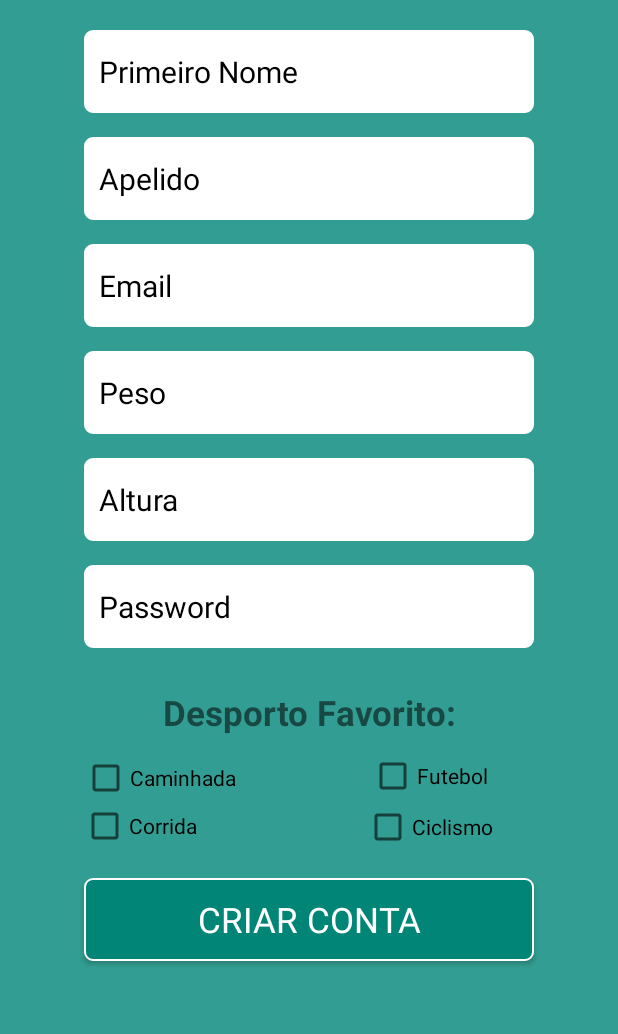
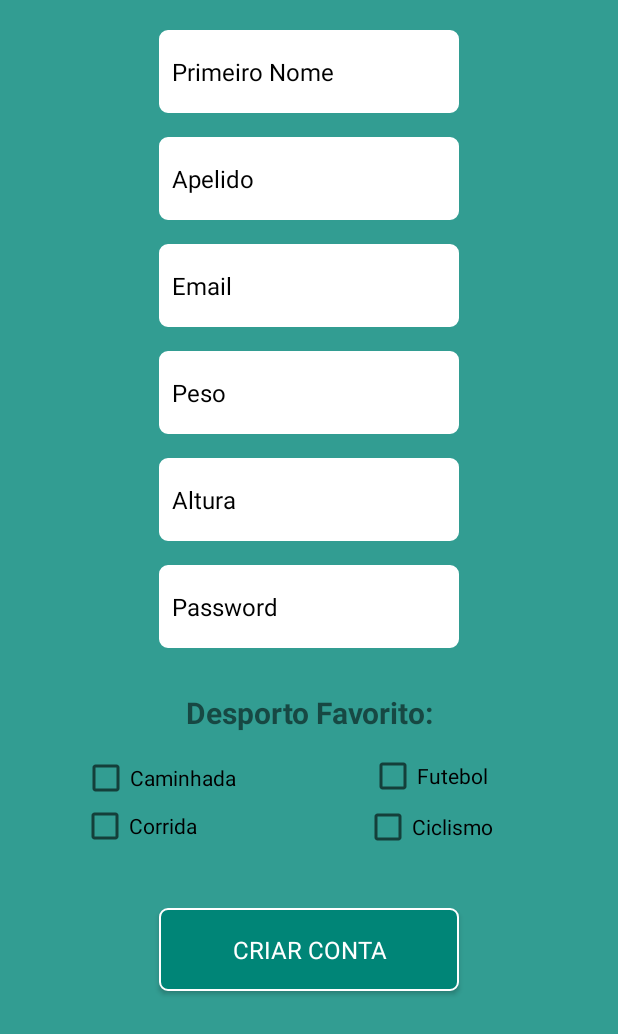
Before and after one commit to Badajaz/ActivityGO, an Android app: the SignUp screen opened directly, with no data from a screen before it, on a phone screen of 412 x 824 dp. Shown: the top 1034 px of the screen. Run offline under Robolectric (Android 15) with nearby library versions, the phone set to English and light mode, and no system bars.

Commit message:
Letter Size 16sp

```diff
--- a/androidProjects - copia/app/src/main/res/layout/activity_sign_up.xml
+++ b/androidProjects - copia/app/src/main/res/layout/activity_sign_up.xml
@@ -23,7 +23,7 @@
 
             <EditText
                 android:id="@+id/FirstNameText"
-                android:layout_width="300dp"
+                android:layout_width="200dp"
                 android:layout_height="55dp"
                 android:layout_marginStart="0dp"
                 android:layout_marginTop="20dp"
@@ -32,14 +32,14 @@
                 android:fontFamily="sans-serif"
                 android:hint="@string/FirstNameText"
                 android:inputType="textPersonName"
-                android:textSize="20sp"
+                android:textSize="16sp"
                 android:typeface="sans"
                 app:layout_constraintStart_toStartOf="parent"
                 app:layout_constraintTop_toTopOf="parent" />
 
             <EditText
                 android:id="@+id/LastNameText"
-                android:layout_width="300dp"
+                android:layout_width="200dp"
                 android:layout_height="55dp"
                 android:layout_marginStart="0dp"
                 android:layout_marginTop="16dp"
@@ -48,14 +48,14 @@
                 android:fontFamily="sans-serif"
                 android:hint="@string/LastNameText"
                 android:inputType="textPersonName"
-                android:textSize="20sp"
+                android:textSize="16sp"
                 android:typeface="sans"
                 app:layout_constraintStart_toStartOf="parent"
                 app:layout_constraintTop_toBottomOf="@+id/FirstNameText" />
 
             <EditText
                 android:id="@+id/EmailText"
-                android:layout_width="300dp"
+                android:layout_width="200dp"
                 android:layout_height="55dp"
                 android:layout_marginStart="0dp"
                 android:layout_marginTop="16dp"
@@ -64,14 +64,14 @@
                 android:fontFamily="sans-serif"
                 android:hint="@string/EmailSignUp"
                 android:inputType="textEmailAddress"
-                android:textSize="20sp"
+                android:textSize="16sp"
                 android:typeface="sans"
                 app:layout_constraintStart_toStartOf="parent"
                 app:layout_constraintTop_toBottomOf="@+id/LastNameText" />
 
             <EditText
                 android:id="@+id/WeightText"
-                android:layout_width="300dp"
+                android:layout_width="200dp"
                 android:layout_height="55dp"
                 android:layout_marginStart="0dp"
                 android:layout_marginTop="16dp"
@@ -80,14 +80,14 @@
                 android:fontFamily="sans-serif"
                 android:hint="@string/WeightSignUp"
                 android:inputType="textPersonName"
-                android:textSize="20sp"
+                android:textSize="16sp"
                 android:typeface="sans"
                 app:layout_constraintStart_toStartOf="parent"
                 app:layout_constraintTop_toBottomOf="@+id/EmailText" />
 
             <EditText
                 android:id="@+id/HeightText"
-                android:layout_width="300dp"
+                android:layout_width="200dp"
                 android:layout_height="55dp"
                 android:layout_marginStart="0dp"
                 android:layout_marginTop="16dp"
@@ -96,14 +96,14 @@
                 android:fontFamily="sans-serif"
                 android:hint="@string/HeightSignUp"
                 android:inputType="textPersonName"
-                android:textSize="20sp"
+                android:textSize="16sp"
                 android:typeface="sans"
                 app:layout_constraintStart_toStartOf="parent"
                 app:layout_constraintTop_toBottomOf="@+id/WeightText" />
 
             <EditText
                 android:id="@+id/PasswordText"
-                android:layout_width="300dp"
+                android:layout_width="200dp"
                 android:layout_height="55dp"
                 android:layout_marginStart="0dp"
                 android:layout_marginTop="16dp"
@@ -112,7 +112,7 @@
                 android:fontFamily="sans-serif"
                 android:hint="@string/PasswordSignUp"
                 android:inputType="textPassword"
-                android:textSize="20sp"
+                android:textSize="16sp"
                 android:typeface="sans"
                 app:layout_constraintStart_toStartOf="parent"
                 app:layout_constraintTop_toBottomOf="@+id/HeightText" />
@@ -124,7 +124,7 @@
                 android:gravity="center"
                 android:layout_marginTop="15dp"
                 android:text="Desporto Favorito:"
-                android:textSize="23sp"
+                android:textSize="20sp"
                 android:textStyle="bold" />
 
             <CheckBox
@@ -171,10 +171,10 @@
 
             <Button
                 android:id="@+id/button2"
-                android:layout_width="300dp"
+                android:layout_width="200dp"
                 android:layout_height="55dp"
                 android:layout_marginStart="8dp"
-                android:layout_marginTop="10dp"
+                android:layout_marginTop="30dp"
                 android:layout_marginEnd="8dp"
                 android:layout_marginBottom="8dp"
                 android:background="@drawable/button_border"
@@ -182,14 +182,13 @@
                 android:onClick="paginaToolbar"
                 android:text="Criar Conta"
                 android:textColor="#ffffff"
-                android:textSize="23sp"
+                android:textSize="16sp"
                 android:typeface="sans"
                 app:layout_constraintBottom_toBottomOf="parent"
                 app:layout_constraintEnd_toEndOf="parent"
                 app:layout_constraintStart_toStartOf="parent"
                 app:layout_constraintTop_toBottomOf="@+id/buttonLogin"
                 app:layout_constraintVertical_bias="0.398" />
-
         </LinearLayout>
     </ScrollView>
 
--- a/androidProjects - copia/app/src/main/res/layout/fragment_chalenge.xml
+++ b/androidProjects - copia/app/src/main/res/layout/fragment_chalenge.xml
@@ -10,7 +10,8 @@
 
     <ScrollView
         android:layout_width="match_parent"
-        android:layout_height="match_parent">
+        android:layout_height="match_parent"
+        android:fillViewport="true">
 
         <LinearLayout
             android:layout_width="match_parent"
```
Also changed, not shown: androidProjects - copia/app/src/main/res/layout/activity_login_screen.xml (+9 -11 lines).
